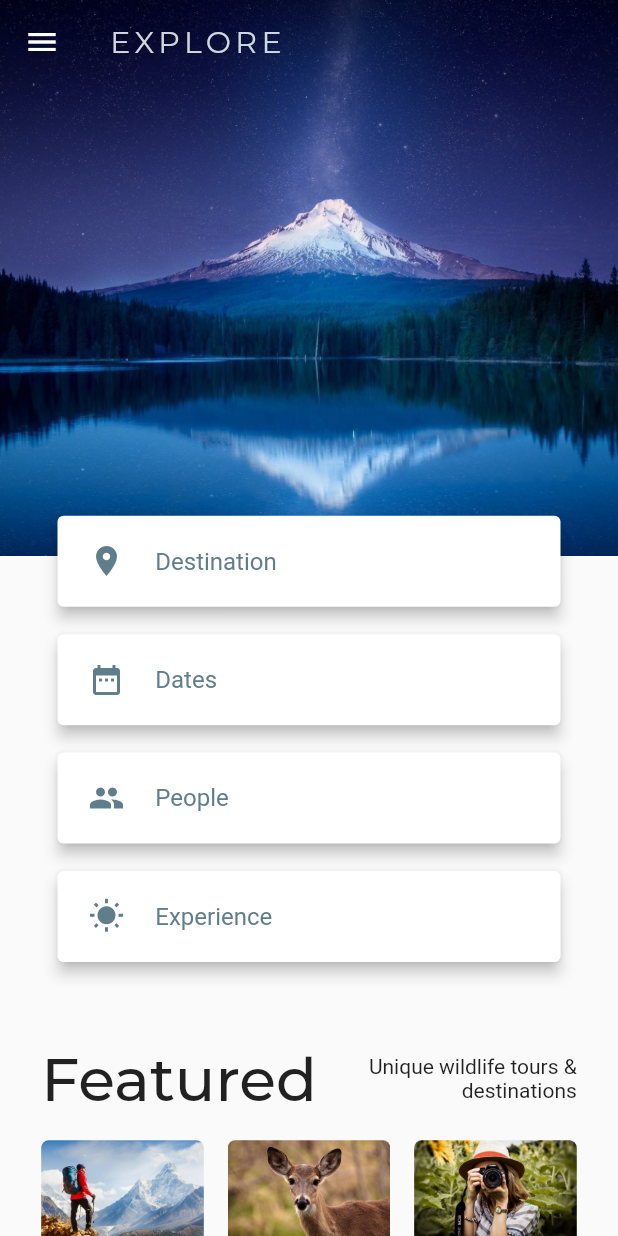
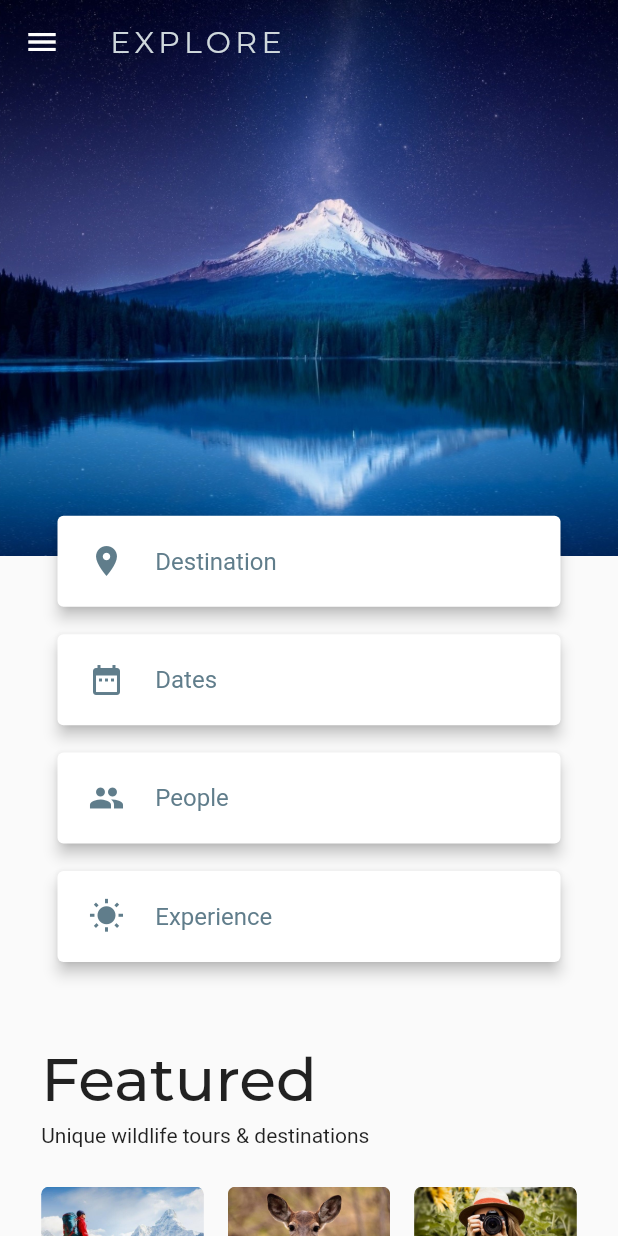
Before and after one commit to sbis04/explore, a Flutter app: the screen it shows after launch, on a phone screen of 412 x 824 dp. Run offline on Flutter 3.47's test engine with Material 2 defaults, Android fonts, the phone set to English and light mode, and no system bars; our stand-ins replace carousel_slider, google_fonts.

Commit message:
Make the feature heading responsive

```diff
--- a/lib/widgets/featured_heading.dart
+++ b/lib/widgets/featured_heading.dart
@@ -1,3 +1,4 @@
+import 'package:explore/widgets/responsive.dart';
 import 'package:flutter/material.dart';
 import 'package:google_fonts/google_fonts.dart';
 
@@ -8,7 +9,28 @@ class FeaturedHeading extends StatelessWidget {
 
   @override
   Widget build(BuildContext context) {
-    return Row(
+    return ResponsiveWidget.isSmallScreen(context)
+        ? Column(
+            crossAxisAlignment: CrossAxisAlignment.start,
+            mainAxisAlignment: MainAxisAlignment.start,
+            children: [
+              Row(),
+              Text(
+                'Featured',
+                style: GoogleFonts.montserrat(
+                  fontSize: 40,
+                  fontWeight: FontWeight.w500,
+                ),
+              ),
+              SizedBox(height: 5),
+              Text(
+                'Unique wildlife tours & destinations',
+                textAlign: TextAlign.end,
+              ),
+              SizedBox(height: 10),
+            ],
+          )
+        : Row(
             mainAxisSize: MainAxisSize.max,
             mainAxisAlignment: MainAxisAlignment.start,
             children: [
```
Lines whose indentation alone changed are shown as unchanged.
